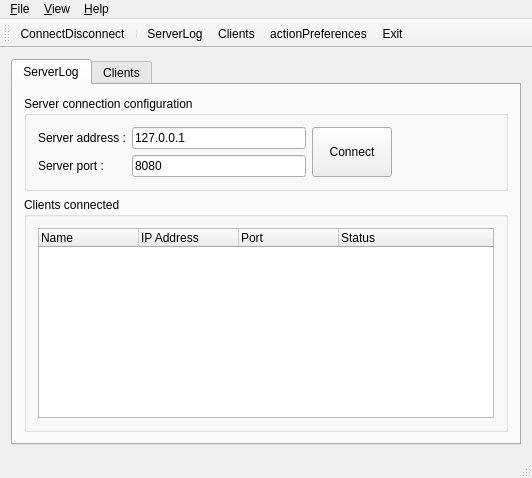
Above: src/MyCrawler/MyCrawlerServer/ServerMainWindow.ui from geogeo28/mycrawler-alpha before the change. Below: the same form after it.
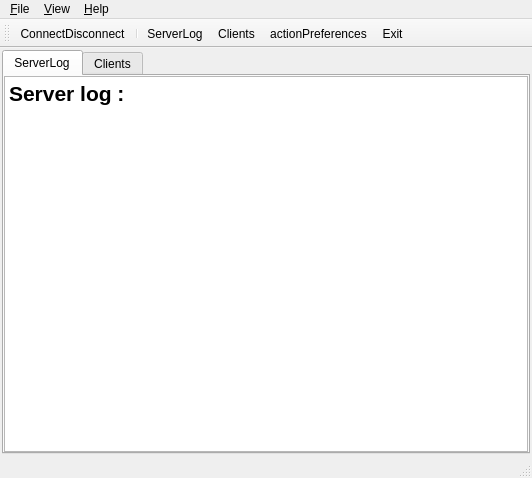
That is the form after the change. Icons and pictures are not drawn. Custom widgets are drawn as their Qt base class.

Commit message: + Added Dialog Preferences. + Added a server logger. / Improve destruction of client threads. + Added a progress bar when closing client connections. / Fixed a bug in Logger.Forbid to pass a const object to the method Log_. / The IApplication class initialize the random generator.

Diff of the .ui file:
```diff
--- a/src/MyCrawler/MyCrawlerServer/ServerMainWindow.ui
+++ b/src/MyCrawler/MyCrawlerServer/ServerMainWindow.ui
@@ -16,6 +16,12 @@
   </property>
   <widget class="QWidget" name="centralWidget">
    <layout class="QVBoxLayout" name="verticalLayout_2">
+    <property name="spacing">
+     <number>6</number>
+    </property>
+    <property name="margin">
+     <number>2</number>
+    </property>
     <item>
      <widget class="MyQTabWidget" name="tabWidgetForms">
       <property name="currentIndex">
@@ -25,173 +31,29 @@
        <attribute name="title">
         <string>ServerLog</string>
        </attribute>
-       <layout class="QVBoxLayout" name="verticalLayout_3">
+       <layout class="QVBoxLayout" name="verticalLayout">
+        <property name="margin">
+         <number>0</number>
+        </property>
         <item>
-         <widget class="QGroupBox" name="groupBoxServerConnection">
-          <property name="title">
-           <string>Server connection configuration</string>
+         <widget class="MCServerLogTextEdit" name="textServerLog">
+          <property name="undoRedoEnabled">
+           <bool>false</bool>
           </property>
-          <layout class="QHBoxLayout" name="horizontalLayout_2">
-           <item>
-            <layout class="QHBoxLayout" name="horizontalLayout">
-             <item>
-              <layout class="QGridLayout" name="gridLayout">
-               <item row="0" column="0">
-                <widget class="QLabel" name="lblServerAddress">
-                 <property name="text">
-                  <string>Server address :</string>
-                 </property>
-                 <property name="buddy">
-                  <cstring>textServerAddress</cstring>
-                 </property>
-                </widget>
-               </item>
-               <item row="1" column="0">
-                <widget class="QLabel" name="lblServerPort">
-                 <property name="autoFillBackground">
-                  <bool>false</bool>
-                 </property>
-                 <property name="text">
-                  <string>Server port :</string>
-                 </property>
-                 <property name="wordWrap">
-                  <bool>false</bool>
-                 </property>
-                 <property name="buddy">
-                  <cstring>textServerPort</cstring>
-                 </property>
-                </widget>
-               </item>
-               <item row="0" column="1">
-                <widget class="QLineEdit" name="textServerAddress">
-                 <property name="sizePolicy">
-                  <sizepolicy hsizetype="Fixed" vsizetype="Fixed">
-                   <horstretch>0</horstretch>
-                   <verstretch>0</verstretch>
-                  </sizepolicy>
-                 </property>
-                 <property name="minimumSize">
-                  <size>
-                   <width>174</width>
-                   <height>0</height>
-                  </size>
-                 </property>
-                 <property name="inputMask">
-                  <string/>
-                 </property>
-                 <property name="text">
-                  <string>127.0.0.1</string>
-                 </property>
-                 <property name="frame">
-                  <bool>true</bool>
-                 </property>
-                 <property name="echoMode">
-                  <enum>QLineEdit::Normal</enum>
-                 </property>
-                </widget>
-               </item>
-               <item row="1" column="1">
-                <widget class="QLineEdit" name="textServerPort">
-                 <property name="sizePolicy">
-                  <sizepolicy hsizetype="Fixed" vsizetype="Fixed">
-                   <horstretch>0</horstretch>
-                   <verstretch>0</verstretch>
-                  </sizepolicy>
-                 </property>
-                 <property name="minimumSize">
-                  <size>
-                   <width>174</width>
-                   <height>0</height>
-                  </size>
-                 </property>
-                 <property name="inputMask">
-                  <string>00000; </string>
-                 </property>
-                 <property name="text">
-                  <string>8080</string>
-                 </property>
-                </widget>
-               </item>
-              </layout>
-             </item>
-             <item>
-              <widget class="QPushButton" name="buttonServerListen">
-               <property name="sizePolicy">
-                <sizepolicy hsizetype="Preferred" vsizetype="Preferred">
-                 <horstretch>0</horstretch>
-                 <verstretch>0</verstretch>
-                </sizepolicy>
-               </property>
-               <property name="text">
-                <string>Connect</string>
-               </property>
-              </widget>
-             </item>
-             <item>
-              <spacer name="horizontalSpacer">
-               <property name="orientation">
-                <enum>Qt::Horizontal</enum>
-               </property>
-               <property name="sizeHint" stdset="0">
-                <size>
-                 <width>40</width>
-                 <height>20</height>
-                </size>
-               </property>
-              </spacer>
-             </item>
-            </layout>
-           </item>
-          </layout>
-          <zorder></zorder>
-         </widget>
-        </item>
-        <item>
-         <widget class="QGroupBox" name="groupBoxListOfClients">
-          <property name="title">
-           <string>Clients connected</string>
+          <property name="readOnly">
+           <bool>true</bool>
           </property>
-          <layout class="QVBoxLayout" name="verticalLayout">
-           <item>
-            <widget class="QTreeWidget" name="treeWidgetClientsConnected">
-             <property name="rootIsDecorated">
-              <bool>false</bool>
-             </property>
-             <property name="uniformRowHeights">
-              <bool>true</bool>
-             </property>
-             <property name="itemsExpandable">
-              <bool>false</bool>
-             </property>
-             <attribute name="headerDefaultSectionSize">
-              <number>100</number>
-             </attribute>
-             <attribute name="headerMinimumSectionSize">
-              <number>50</number>
-             </attribute>
-             <column>
-              <property name="text">
-               <string>Name</string>
-              </property>
-             </column>
-             <column>
-              <property name="text">
-               <string>IP Address</string>
-              </property>
-             </column>
-             <column>
-              <property name="text">
-               <string>Port</string>
-              </property>
-             </column>
-             <column>
-              <property name="text">
-               <string>Status</string>
-              </property>
-             </column>
-            </widget>
-           </item>
-          </layout>
+          <property name="html">
+           <string>&lt;!DOCTYPE HTML PUBLIC &quot;-//W3C//DTD HTML 4.0//EN&quot; &quot;http://www.w3.org/TR/REC-html40/strict.dtd&quot;&gt;
+&lt;html&gt;&lt;head&gt;&lt;meta name=&quot;qrichtext&quot; content=&quot;1&quot; /&gt;&lt;style type=&quot;text/css&quot;&gt;
+p, li { white-space: pre-wrap; }
+&lt;/style&gt;&lt;/head&gt;&lt;body style=&quot; font-family:'MS Shell Dlg 2'; font-size:8.25pt; font-weight:400; font-style:normal;&quot;&gt;
+&lt;p style=&quot; margin-top:0px; margin-bottom:0px; margin-left:0px; margin-right:0px; -qt-block-indent:0; text-indent:0px;&quot;&gt;&lt;span style=&quot; font-size:16pt; font-weight:600;&quot;&gt;Server log :&lt;/span&gt;&lt;/p&gt;
+&lt;p style=&quot;-qt-paragraph-type:empty; margin-top:0px; margin-bottom:0px; margin-left:0px; margin-right:0px; -qt-block-indent:0; text-indent:0px; font-size:8pt;&quot;&gt;&lt;/p&gt;&lt;/body&gt;&lt;/html&gt;</string>
+          </property>
+          <property name="textInteractionFlags">
+           <set>Qt::LinksAccessibleByMouse|Qt::TextSelectableByKeyboard|Qt::TextSelectableByMouse</set>
+          </property>
          </widget>
         </item>
        </layout>
@@ -430,6 +292,11 @@
    <header>../Components/Widgets/MyQTabWidget.h</header>
    <container>1</container>
   </customwidget>
+  <customwidget>
+   <class>MCServerLogTextEdit</class>
+   <extends>QTextEdit</extends>
+   <header>ServerLogTextEdit.h</header>
+  </customwidget>
  </customwidgets>
  <resources>
   <include location="resources.qrc"/>
```
Left out of the diff: 8 changed lines with no effect on the pictures. The commit also changes 20 other files.
